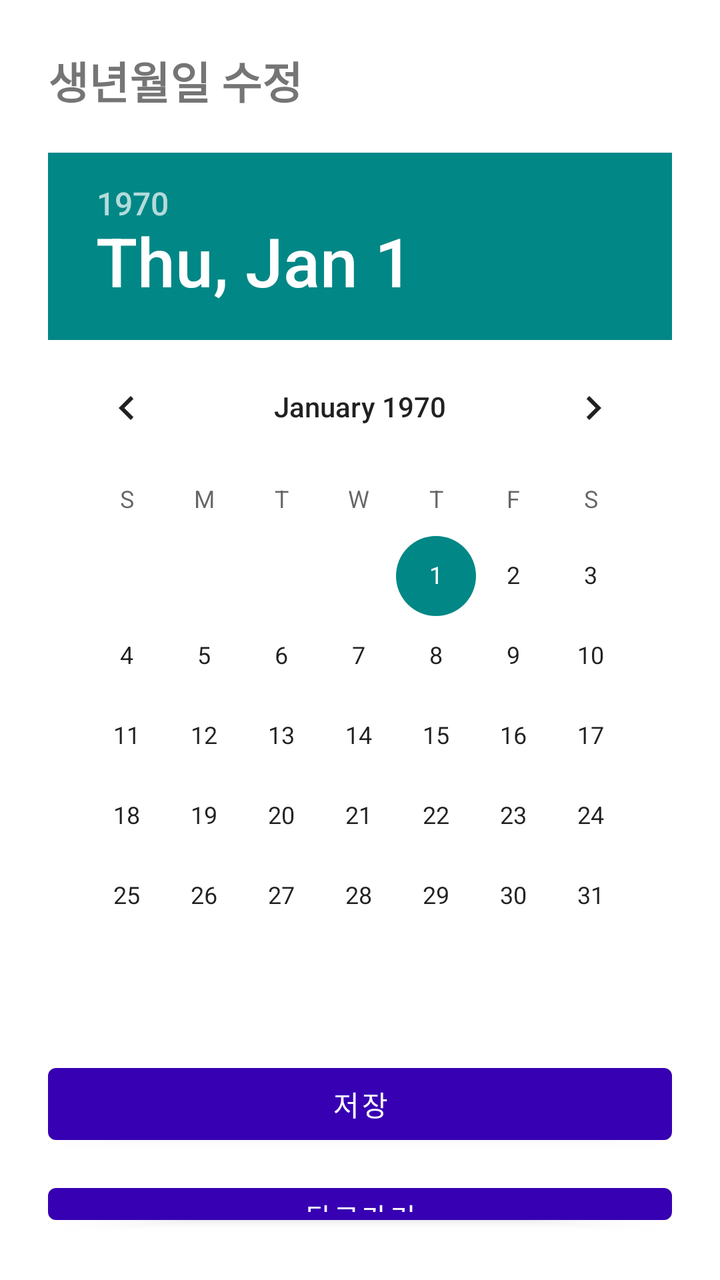
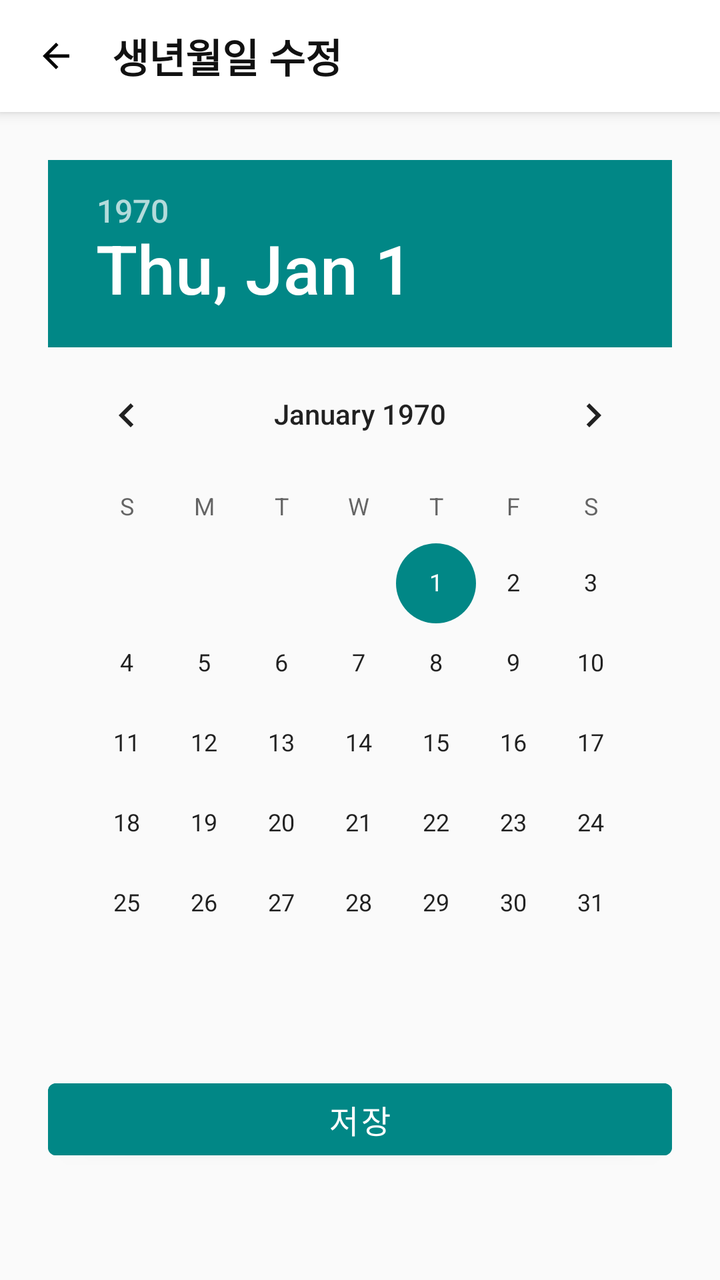

An Android layout rendered at two revisions. The XML below is the earlier revision; the diff shows what the commit changed to produce the second picture.
<!-- AndroidManifest.xml: application theme Theme.GJGN -->
<!-- res/layout/activity_edit_birth.xml -->
<?xml version="1.0" encoding="utf-8"?>
<androidx.coordinatorlayout.widget.CoordinatorLayout
    xmlns:android="http://schemas.android.com/apk/res/android"
    android:layout_width="match_parent"
    android:layout_height="match_parent">

    <LinearLayout
        android:layout_width="match_parent"
        android:layout_height="match_parent"
        android:orientation="vertical"
        android:padding="24dp">

        <TextView
            android:id="@+id/tvTitle"
            android:text="생년월일 수정"
            android:textSize="22sp"
            android:textStyle="bold"
            android:layout_marginBottom="20dp"
            android:layout_width="wrap_content"
            android:layout_height="wrap_content"/>



        <DatePicker
            android:id="@+id/datePicker"
            android:layout_width="match_parent"
            android:layout_height="wrap_content" />

        <com.google.android.material.button.MaterialButton
            android:id="@+id/btnSave"
            android:text="저장"
            android:layout_marginTop="20dp"
            android:layout_width="match_parent"
            android:layout_height="wrap_content"/>

        <com.google.android.material.button.MaterialButton
            android:id="@+id/btnBack"
            android:text="뒤로가기"
            android:layout_marginTop="12dp"
            android:layout_width="match_parent"
            android:layout_height="wrap_content"/>

    </LinearLayout>

</androidx.coordinatorlayout.widget.CoordinatorLayout>
<!-- resources referenced by this layout -->
<resources>
  <style name="Theme.GJGN" parent="Theme.MaterialComponents.DayNight.NoActionBar">
          
          <item name="colorPrimary">@color/purple_700</item>
          <item name="colorPrimaryVariant">@color/purple_700</item>
          <item name="colorOnPrimary">@android:color/white</item>
          <item name="colorSecondary">@color/teal_700</item>
          <item name="android:windowMinWidthMajor">320dp</item>
          <item name="android:windowMinWidthMinor">320dp</item>
      </style>
  <color name="purple_700">#FF3700B3</color>
  <color name="teal_700">#FF018786</color>
</resources>

<!-- the commit's change to res/layout/activity_edit_birth.xml (unified diff, before → after) -->
@@ -1,45 +1,75 @@
 <?xml version="1.0" encoding="utf-8"?>
-<androidx.coordinatorlayout.widget.CoordinatorLayout
-    xmlns:android="http://schemas.android.com/apk/res/android"
+<LinearLayout xmlns:android="http://schemas.android.com/apk/res/android"
+    android:orientation="vertical"
     android:layout_width="match_parent"
-    android:layout_height="match_parent">
+    android:layout_height="match_parent"
+    android:background="#FAFAFA">
 
+    
     <LinearLayout
         android:layout_width="match_parent"
-        android:layout_height="match_parent"
-        android:orientation="vertical"
-        android:padding="24dp">
+        android:layout_height="56dp"
+        android:orientation="horizontal"
+        android:gravity="center_vertical"
+        android:paddingStart="12dp"
+        android:paddingEnd="12dp"
+        android:background="@android:color/white"
+        android:elevation="4dp">
 
+        
+        <ImageView
+            android:id="@+id/btnBack"
+            android:layout_width="32dp"
+            android:layout_height="32dp"
+            android:src="@drawable/ic_arrow_back"
+            android:padding="6dp"
+            android:background="?attr/selectableItemBackgroundBorderless" />
+
+        
         <TextView
             android:id="@+id/tvTitle"
             android:text="생년월일 수정"
-            android:textSize="22sp"
+            android:layout_width="wrap_content"
+            android:layout_height="wrap_content"
+            android:textSize="20sp"
             android:textStyle="bold"
-            android:layout_marginBottom="20dp"
-            android:layout_width="wrap_content"
-            android:layout_height="wrap_content"/>
-
-
-
-        <DatePicker
-            android:id="@+id/datePicker"
-            android:layout_width="match_parent"
-            android:layout_height="wrap_content" />
-
-        <com.google.android.material.button.MaterialButton
-            android:id="@+id/btnSave"
-            android:text="저장"
-            android:layout_marginTop="20dp"
-            android:layout_width="match_parent"
-            android:layout_height="wrap_content"/>
-
-        <com.google.android.material.button.MaterialButton
-            android:id="@+id/btnBack"
-            android:text="뒤로가기"
-            android:layout_marginTop="12dp"
-            android:layout_width="match_parent"
-            android:layout_height="wrap_content"/>
+            android:textColor="#111111"
+            android:layout_marginStart="12dp" />
 
     </LinearLayout>
 
-</androidx.coordinatorlayout.widget.CoordinatorLayout>
+    
+    <ScrollView
+        android:layout_width="match_parent"
+        android:layout_height="match_parent"
+        android:fillViewport="true">
+
+        <LinearLayout
+            android:orientation="vertical"
+            android:padding="24dp"
+            android:layout_width="match_parent"
+            android:layout_height="wrap_content">
+
+            
+            <DatePicker
+                android:id="@+id/datePicker"
+                android:layout_width="match_parent"
+                android:layout_height="wrap_content"
+                android:calendarViewShown="false" />
+
+            
+            <com.google.android.material.button.MaterialButton
+                android:id="@+id/btnSave"
+                android:text="저장"
+                android:layout_marginTop="24dp"
+                android:layout_width="match_parent"
+                android:layout_height="48dp"
+                android:textSize="16sp"
+                android:backgroundTint="@color/teal_700"
+                android:textColor="@android:color/white"
+                android:cornerRadius="12dp" />
+
+        </LinearLayout>
+    </ScrollView>
+
+</LinearLayout>
<!-- resource entries referenced after the edit -->
@@ -11,5 +11,16 @@
       </style>
   <color name="purple_700">#FF3700B3</color>
   <color name="teal_700">#FF018786</color>
+  <!-- drawable ic_arrow_back (drawable) -->
+  <vector xmlns:android="http://schemas.android.com/apk/res/android"
+      android:width="24dp"
+      android:height="24dp"
+      android:viewportWidth="24"
+      android:viewportHeight="24">
+  
+      <path
+          android:fillColor="#000000"
+          android:pathData="M20,11H7.83l5.59,-5.59L12,4l-8,8 8,8 1.41,-1.41L7.83,13H20v-2z"/>
+  </vector>
 </resources>
 
